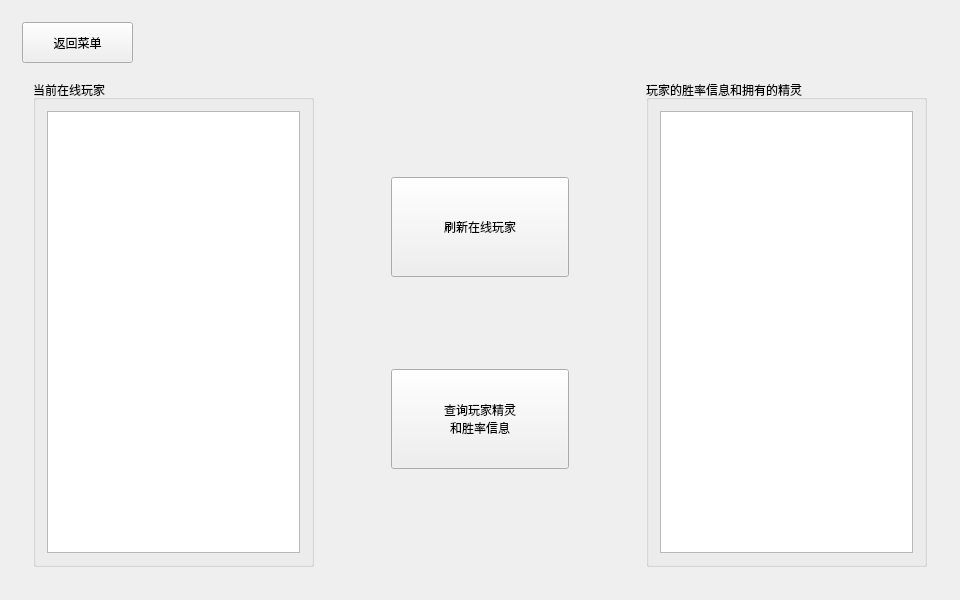
Above: Client/Client.ui from tarffy/pokemon before the change. Below: the same form after it.
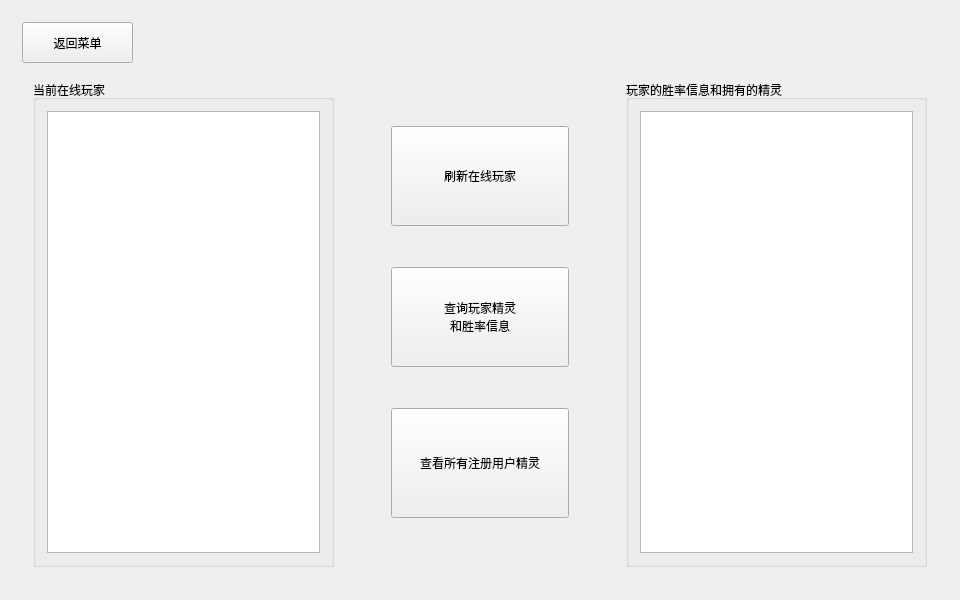
That is the form after the change. The open tabs and pages were chosen to show the change.

Commit message: 增加了查询所有注册用户精灵的功能。

What changed in the file:
```diff
--- a/Client/Client.ui
+++ b/Client/Client.ui
@@ -720,7 +720,7 @@
              </property>
              <property name="sizeHint" stdset="0">
               <size>
-               <width>60</width>
+               <width>40</width>
                <height>20</height>
               </size>
              </property>
@@ -780,6 +780,19 @@
                 </property>
                </widget>
               </item>
+              <item>
+               <widget class="QPushButton" name="Button_query_all_pokemon">
+                <property name="minimumSize">
+                 <size>
+                  <width>178</width>
+                  <height>110</height>
+                 </size>
+                </property>
+                <property name="text">
+                 <string>查看所有注册用户精灵</string>
+                </property>
+               </widget>
+              </item>
              </layout>
             </widget>
            </item>
@@ -793,7 +806,7 @@
              </property>
              <property name="sizeHint" stdset="0">
               <size>
-               <width>60</width>
+               <width>40</width>
                <height>20</height>
               </size>
              </property>
```
Left out of the diff: 142 changed lines with no effect on the pictures. The commit also changes 8 other files.
